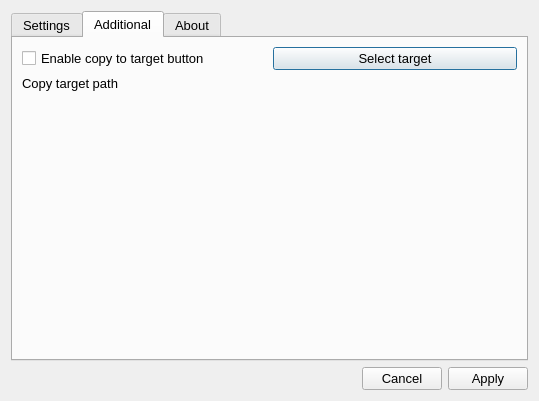
Qt form src/gui_generative/qt_designer/settings.ui (annndruha/SecurePhotos) before a commit.
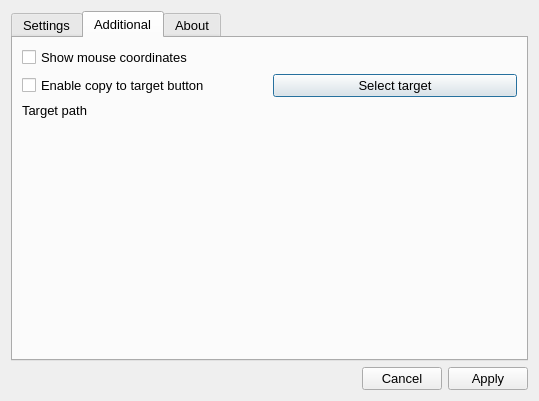
The same form after that commit. The open tabs and pages were chosen to show the change.

Commit message:
Mouse coordinates (#51)
* test mouse tracking

* Update window_graphicsview.py

* test label

* Update final

* Update window_app.py

* Linters

```diff
--- a/src/gui_generative/qt_designer/settings.ui
+++ b/src/gui_generative/qt_designer/settings.ui
@@ -114,27 +114,37 @@
       <layout class="QVBoxLayout" name="verticalLayout">
        <item>
         <layout class="QGridLayout" name="gridLayout">
-         <item row="0" column="2">
+         <item row="2" column="2">
+          <widget class="QLabel" name="labelTarget">
+           <property name="text">
+            <string>Target path</string>
+           </property>
+          </widget>
+         </item>
+         <item row="1" column="2">
           <widget class="QCheckBox" name="enableCopyToTarget">
            <property name="text">
             <string>Enable copy to target button</string>
            </property>
           </widget>
          </item>
-         <item row="1" column="2">
-          <widget class="QLabel" name="labelTarget">
-           <property name="text">
-            <string>Copy target path</string>
-           </property>
-          </widget>
-         </item>
-         <item row="0" column="3">
+         <item row="1" column="3">
           <widget class="QPushButton" name="selectCopyFolder">
            <property name="text">
             <string>Select target</string>
            </property>
           </widget>
          </item>
+         <item row="0" column="2">
+          <widget class="QCheckBox" name="checkMouseCoords">
+           <property name="enabled">
+            <bool>true</bool>
+           </property>
+           <property name="text">
+            <string>Show mouse coordinates</string>
+           </property>
+          </widget>
+         </item>
         </layout>
        </item>
        <item>
```
Left out of the diff: 2 changed lines with no effect on the pictures. The commit also changes 9 other files.
